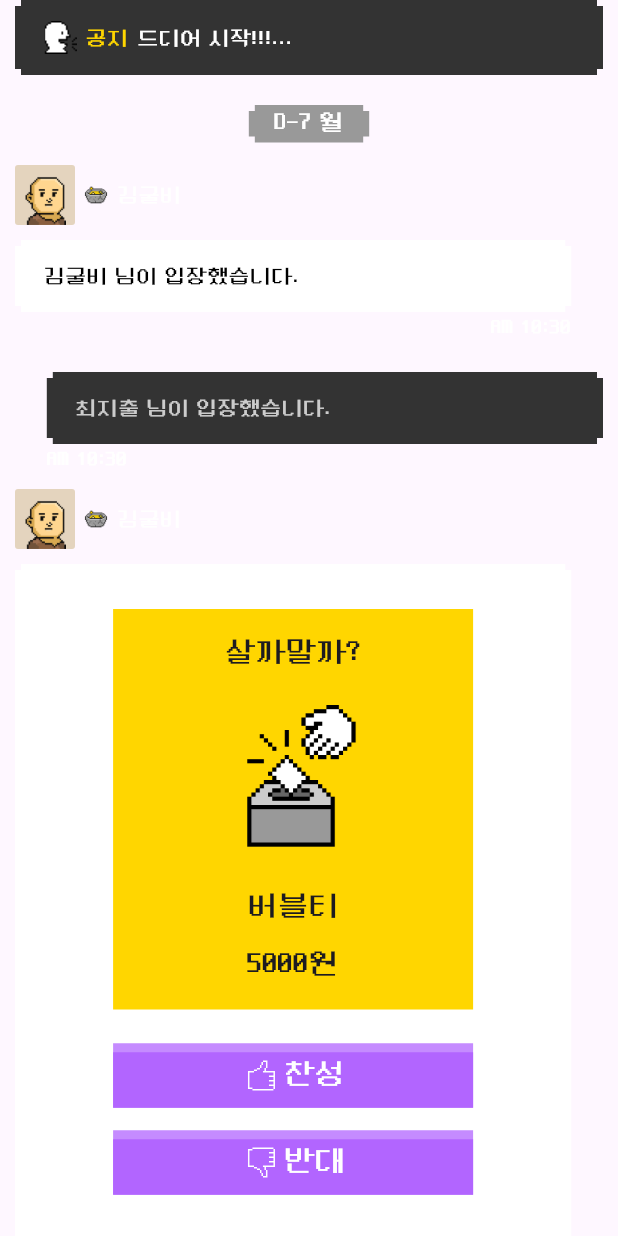
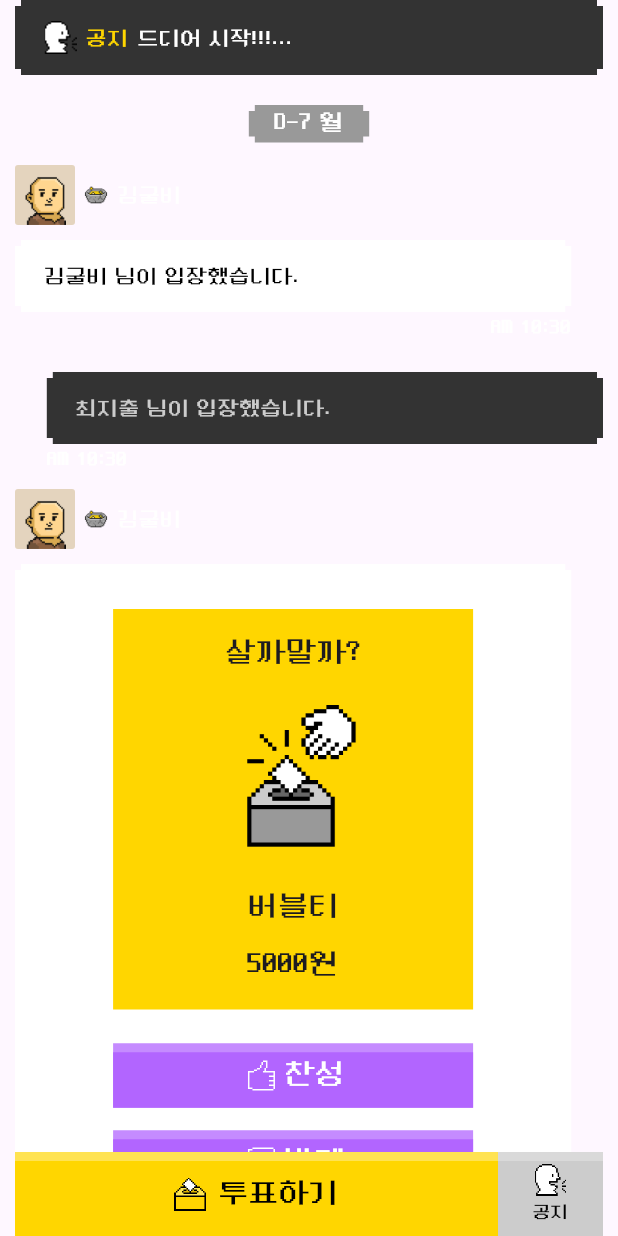
Before and after one commit to Poorlex/FE_poorlex, a Flutter app: the Chat widget shown alone on an empty page, opened directly, on a phone screen of 412 x 824 dp. Run offline on Flutter 3.47's test engine with Material 3 defaults, Android fonts, the phone set to English and light mode, and no system bars; our stand-ins replace carousel_slider, flutter_svg, get, image_picker, sign_in_with_apple; missing offline and left inert: kakao_flutter_sdk; network calls fail.

Commit message:
챗 페이지 퍼블리싱

```diff
--- a/lib/Widget/BattleDetailPage/chat.dart
+++ b/lib/Widget/BattleDetailPage/chat.dart
@@ -151,6 +151,7 @@ class _ChatState extends State<Chat> {
                           align: MainAxisAlignment.end,
                         )
                     ),
+                    SizedBox(height: 10),
                     ChatItem(
                         align: MainAxisAlignment.start,
                         child: ChatBoxItem(
@@ -165,6 +166,7 @@ class _ChatState extends State<Chat> {
                           align: MainAxisAlignment.end,
                         )
                     ),
+                    SizedBox(height: 10),
                     ChatItem(
                         align: MainAxisAlignment.end,
                         child: ChatBoxItem(
@@ -179,13 +181,112 @@ class _ChatState extends State<Chat> {
                           time: DateTime.now().microsecondsSinceEpoch,
                           align: MainAxisAlignment.start,
                         )
+                    ),
+                    SizedBox(height: 10),
+                    ChatItem(
+                        align: MainAxisAlignment.start,
+                        user: UserItem(
+                            image: Image.asset('assets/sample/user.png'),
+                            icon: Image.asset('assets/sample/sample.png'),
+                            name: '김굴비'
+                        ),
+                        child: ChatBoxItem(
+                          padding: EdgeInsets.fromLTRB(0, 30, 0, 30),
+                          child: OpinionItem(
+                              isAgree: true,
+                              comment: Text('약은... 봐드릴게요.......', textAlign: TextAlign.center, style: TextStyle(fontSize: 20))
+                          ),
+                        ),
+                        time: TimeItem(
+                          time: DateTime.now().microsecondsSinceEpoch,
+                          align: MainAxisAlignment.end,
+                        )
                     )
                   ]
                 )
             ),
-          )
+          ),
+          VoteButton(isManager: true)
         ],
       ),
+    );
+  }
+}
+
+class VoteButton extends StatelessWidget {
+  bool isManager;
+  VoteButton({
+    super.key,
+    required this.isManager
+  });
+
+  @override
+  Widget build(BuildContext context) {
+    List<Widget> w = [
+      Expanded(
+        child: TextButton(
+            onPressed: () {}, style: TextButton.styleFrom(padding: EdgeInsets.zero,),
+            child: Stack(
+                children: [
+                  Positioned(
+                      top: 0, left: 0, right: 0, bottom: 0,
+                      child: Container(color: Color(0xffFFE352))
+                  ),
+                  Positioned(
+                      top: 6, left: 0, right: 0, bottom: 0,
+                      child: Container(color: Color(0xffFFD600))
+                  ),
+                  Container(
+                    height: 56,
+                    padding: EdgeInsets.fromLTRB(0, 7, 0, 7),
+                    child: Row(
+                      mainAxisAlignment: MainAxisAlignment.center,
+                      children: [
+                        SizedBox(width: 21, height: 22, child: Image.asset('assets/icons/vote.png')),
+                        SizedBox(width: 8),
+                        Text('투표하기', style: TextStyle(fontSize: 20, color: Colors.black))
+                      ],
+                    ),
+                  )
+                ]
+            )
+        )
+      )
+    ];
+
+    if (isManager) {
+      w.add(TextButton(
+          onPressed: () {}, style: TextButton.styleFrom(padding: EdgeInsets.zero,),
+          child: Stack(
+              children: [
+                Positioned(
+                    top: 0, left: 0, right: 0, bottom: 0,
+                    child: Container(color: Color(0xffd9d9d9))
+                ),
+                Positioned(
+                    top: 6, left: 0, right: 0, bottom: 0,
+                    child: Container(color: Color(0xffCCCCCC))
+                ),
+                Container(
+                  height: 56,
+                  width: 70,
+                  padding: EdgeInsets.fromLTRB(0, 7, 0, 7),
+                  child: Column(
+                    mainAxisAlignment: MainAxisAlignment.center,
+                    children: [
+                      SizedBox(width: 21, height: 22, child: Image.asset('assets/icons/speaker.png')),
+                      SizedBox(height: 2),
+                      Text('공지', style: TextStyle(fontSize: 12, color: Colors.black))
+                    ],
+                  ),
+                )
+              ]
+          )
+      ));
+    }
+
+    return Row(
+      children: w
     );
   }
 }
--- a/pubspec.yaml
+++ b/pubspec.yaml
@@ -109,7 +109,6 @@ flutter:
 
 
 
-
     - assets/img_main_login.png
 
   # An image asset can refer to one or more resolution-specific "variants", see
```
Also changed, not shown: assets/icons/flag.svg (deleted), assets/icons/speaker.png (added), assets/icons/vote.png (added).
